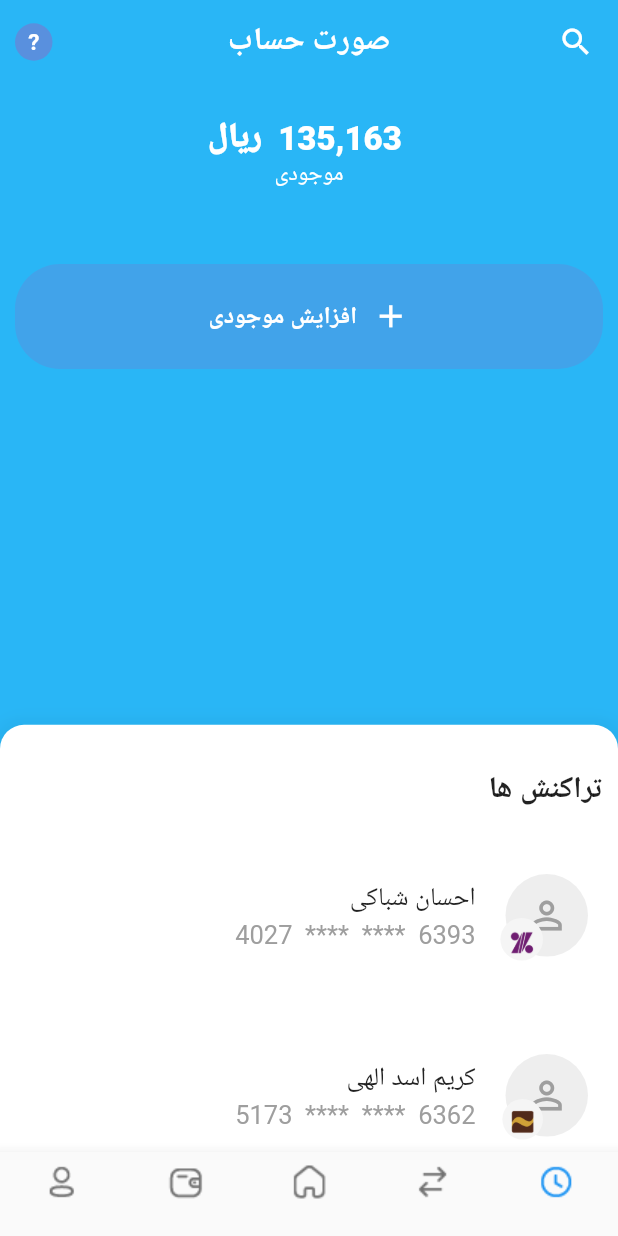
After one commit to aliazimoshan/BluBank, a Flutter app: the TransactionListScreen screen opened directly, on a phone screen of 412 x 824 dp. The commit adds this screen. Run offline on Flutter 3.47's test engine with Material 2 defaults, Android fonts, the light colour scheme and no system bars; drawn by our look-alikes of sliding_sheet.

Commit message:
create transactionlistscreen and update appbar_widget

```diff
--- a/lib/view/screens/asal/asalScreen.dart
+++ b/lib/view/screens/asal/asalScreen.dart
@@ -1,10 +1,9 @@
 import 'package:blubank/constant/colors.dart';
-import 'package:blubank/main.dart';
 import 'package:blubank/view/screens/asal/addTransactionScreen1.dart';
 import 'package:blubank/view/widgets/textInput_widget.dart';
 import 'package:blubank/view/widgets/button_widget.dart';
 import 'package:blubank/view/widgets/card_addTransactionScreen_widget.dart';
-import 'package:blubank/view/screens/mainScreen.dart';
+import 'package:blubank/view/screens/asal/transactionListScreen.dart';
 import 'package:blubank/view/widgets/cardTest_widget.dart';
 import 'package:flutter/material.dart';
 
@@ -58,7 +57,12 @@ class AsalScreen extends StatelessWidget {
             bankImage: 'assets/img/bankimg4.png',
           ),
           TextInputWidget(),
-          CardTestWidget(title: "addTransactionScreen", route: AddTransactionScreen(),)
+          CardTestWidget(
+              title: "AddTransactionScreen", route: AddTransactionScreen()),
+          CardTestWidget(
+            title: "TransactionListScreen",
+            route: TransactionListScreen(),
+          )
         ],
       ),
     );
--- /dev/null
+++ b/lib/view/screens/asal/transactionListScreen.dart
@@ -0,0 +1,199 @@
+import 'package:blubank/view/widgets/appBar_widget.dart';
+import 'package:blubank/view/widgets/card_addTransactionScreen_widget.dart';
+import 'package:sliding_sheet/sliding_sheet.dart';
+import 'package:blubank/constant/colors.dart';
+import 'package:blubank/view/widgets/button_widget.dart';
+import 'package:flutter/material.dart';
+
+class TransactionListScreen extends StatefulWidget {
+  @override
+  TransactionListScreenstate createState() => TransactionListScreenstate();
+}
+
+class TransactionListScreenstate extends State<TransactionListScreen> {
+  int _selectedIndex = 0;
+
+  void _onItemTapped(int index) {
+    setState(() {
+      _selectedIndex = index;
+    });
+  }
+
+  @override
+  Widget build(BuildContext context) {
+    return Scaffold(
+      appBar: AppBarWidget(
+        foregroundcolor: Colors.white,
+        text: "صورت حساب",
+        backgroundColor: Colors.lightBlue.shade400,
+        icon: Icon(Icons.search_outlined),
+      ),
+      body: SlidingSheet(
+        elevation: 16,
+        cornerRadius: 16,
+        snapSpec: const SnapSpec(
+          // Enable snapping. This is true by default.
+          snap: true,
+          // Set custom snapping points.
+          snappings: [0.4, 0.7, 1.0],
+          // Define to what the snappings relate to. In this case,
+          // the total available space that the sheet can expand to.
+          positioning: SnapPositioning.relativeToAvailableSpace,
+        ),
+        // The body widget will be displayed under the SlidingSheet
+        // and a parallax effect can be applied to it.
+        body: Column(
+          children: [
+            Container(
+              height: MediaQuery.of(context).size.height-200,
+              width: MediaQuery.of(context).size.width,
+              decoration: BoxDecoration(
+                color: Colors.lightBlue[400],
+              ),
+              child: Center(
+                child: Column(
+                  crossAxisAlignment: CrossAxisAlignment.center,
+                  mainAxisAlignment: MainAxisAlignment.center,
+                  children: [
+                    SizedBox(
+                      height: 20,
+                    ),
+                    Text(
+                      " 135,163  ریال",
+                      style: TextStyle(
+                          color: Colors.white,
+                          fontSize: 22,
+                          fontWeight: FontWeight.w900),
+                    ),
+                    Text(
+                      "موجودی",
+                      style: TextStyle(color: Colors.white),
+                    ),
+                    SizedBox(
+                      height: 40,
+                    ),
+                    buttomWidget(
+                      title: "افزایش موجودی",
+                      color: Colors.white,
+                      backgroundColor: BluColor.primaryColor.withOpacity(0.5),
+                      icons: Icons.add,
+                    ),
+                    Spacer(),
+                  ],
+                ),
+              ),
+            )
+          ],
+        ),
+        builder: (context, state) {
+          // This is the content of the sheet that will get
+          // scrolled, if the content is bigger than the available
+          // height of the sheet.
+          return Container(
+              height: MediaQuery.of(context).size.height-100,
+              child: Padding(
+                padding: EdgeInsets.all(10),
+                child: Column(
+                  crossAxisAlignment: CrossAxisAlignment.start,
+                  children: [
+                    SizedBox(
+                      height: 20,
+                    ),
+                    Text(
+                      "تراکنش ها ",
+                      style: TextStyle(
+                        fontWeight: FontWeight.w700,
+                        fontSize: 20,
+                      ),
+                    ),
+                    SizedBox(
+                      height: 10,
+                    ),
+                    Container(
+                      width: MediaQuery.of(context).size.width,
+                      height: MediaQuery.of(context).size.height - 232,
+                      child: ListView(
+                        children: [
+                          CardaddTransactionScreenwidget(
+                            name: "احسان شباکی",
+                            cardNum: "6393  ****  ****  4027",
+                            bankImage: 'assets/img/bankimg1.png',
+                          ),
+                          CardaddTransactionScreenwidget(
+                            name: "کریم اسد الهی",
+                            cardNum: "6362  ****  ****  5173",
+                            bankImage: 'assets/img/bankimg2.png',
+                          ),
+                          CardaddTransactionScreenwidget(
+                            name: "بهرام صادقی",
+                            cardNum: "6104  ****  ****  7569",
+                            bankImage: 'assets/img/bankimg3.png',
+                          ),
+                          CardaddTransactionScreenwidget(
+                            name: "والا اطمینان باصری",
+                            cardNum: "6274  ****  ****  2517",
+                            bankImage: 'assets/img/bankimg4.png',
+                          ),
+                          CardaddTransactionScreenwidget(
+                            name: "احسان شباکی",
+                            cardNum: "6393  ****  ****  4027",
+                            bankImage: 'assets/img/bankimg1.png',
+                          ),
+                          CardaddTransactionScreenwidget(
+                            name: "کریم اسد الهی",
+                            cardNum: "6362  ****  ****  5173",
+                            bankImage: 'assets/img/bankimg2.png',
+                          ),
+                          CardaddTransactionScreenwidget(
+                            name: "بهرام صادقی",
+                            cardNum: "6104  ****  ****  7569",
+                            bankImage: 'assets/img/bankimg3.png',
+                          ),
+                          CardaddTransactionScreenwidget(
+                            name: "والا اطمینان باصری",
+                            cardNum: "6274  ****  ****  2517",
+                            bankImage: 'assets/img/bankimg4.png',
+                          ),
+                        ],
+                      ),
+                    )
+                  ],
+                ),
+              ));
+        },
+      ),
+      bottomNavigationBar: BottomNavigationBar(
+        onTap: _onItemTapped,
+        currentIndex: _selectedIndex,
+        type: BottomNavigationBarType.fixed,
+        items: <BottomNavigationBarItem>[
+          BottomNavigationBarItem(
+            icon: ImageIcon(AssetImage("assets/img/Time-Circle.png")),
+            label: "",
+            tooltip: "transaction",
+          ),
+          BottomNavigationBarItem(
+            icon: ImageIcon(AssetImage("assets/img/Swap.png")),
+            label: "",
+            tooltip: "add transaction",
+          ),
+          BottomNavigationBarItem(
+            icon: ImageIcon(AssetImage("assets/img/Home.png")),
+            label: "",
+            tooltip: "home",
+          ),
+          BottomNavigationBarItem(
+            icon: ImageIcon(AssetImage("assets/img/Wallet.png")),
+            label: "",
+            tooltip: "wallet",
+          ),
+          BottomNavigationBarItem(
+            icon: ImageIcon(AssetImage("assets/img/Profile.png")),
+            tooltip: "profile",
+            label: "",
+          ),
+        ],
+      ),
+    );
+  }
+}
--- a/lib/view/widgets/appBar_widget.dart
+++ b/lib/view/widgets/appBar_widget.dart
@@ -4,18 +4,23 @@ import 'package:flutter/material.dart';
 class AppBarWidget extends AppBar {
   final String text;
   final Color backgroundColor;
-
+  final Icon? icon;
+  final Color? foregroundcolor;
   AppBarWidget({
     required this.text,
     this.backgroundColor = Colors.white,
+    this.icon,
+    this.foregroundcolor,
   }) : super(
+          foregroundColor: foregroundcolor,
           centerTitle: true,
           backgroundColor: backgroundColor,
-          iconTheme: IconThemeData(color: Colors.black),
+          iconTheme: IconThemeData(color: foregroundcolor ?? Colors.black),
           title: Text(
             text,
-            style: TextStyle(color: Colors.black),
+            style: TextStyle(color: foregroundcolor ?? Colors.black),
           ),
+          leading: icon,
           elevation: 0,
           actions: <Widget>[
             Contactmodalwidget(),
```
Also changed, not shown: lib/view/widgets/textInput_widget.dart (+7 -9 lines), lib/view/widgets/card_profileScreen_widget.dart (line endings or trailing spaces).
